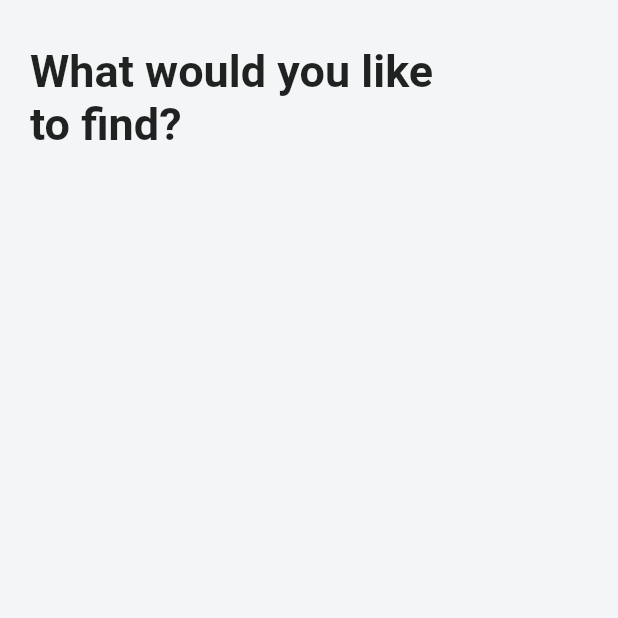
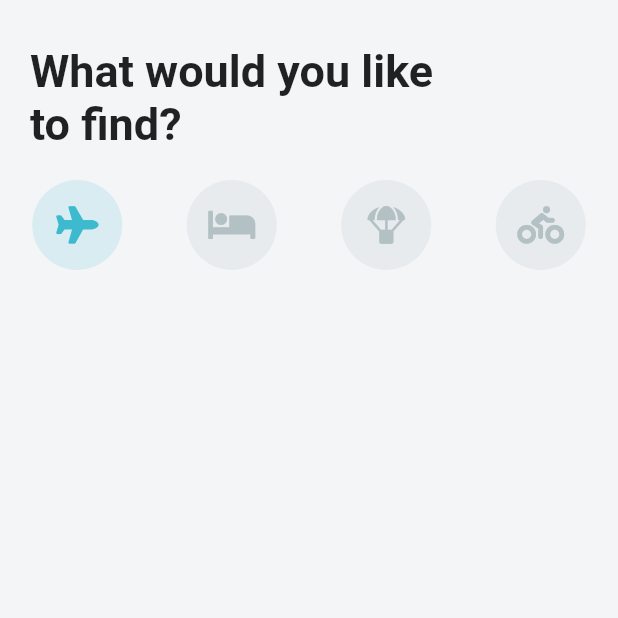
Before and after one commit to pendi-qibee/travel_ui, a Flutter app: the screen it shows after launch, on a phone screen of 412 x 824 dp, the top half of it. Run offline on Flutter 3.47's test engine with Material 2 defaults, Android fonts, the phone set to English and light mode, and no system bars; our stand-ins replace font_awesome_flutter.

Commit message:
add menu icons

```diff
--- a/lib/screens/home_screen.dart
+++ b/lib/screens/home_screen.dart
@@ -1,4 +1,5 @@
 import 'package:flutter/material.dart';
+import 'package:font_awesome_flutter/font_awesome_flutter.dart';
 
 class HomeScreen extends StatefulWidget {
   @override
@@ -6,6 +7,42 @@ class HomeScreen extends StatefulWidget {
 }
 
 class _HomeScreenState extends State<HomeScreen> {
+  int _selectedIndex = 0;
+  List<IconData> _icons = [
+    FontAwesomeIcons.plane,
+    FontAwesomeIcons.bed,
+    FontAwesomeIcons.parachuteBox,
+    FontAwesomeIcons.biking,
+  ];
+
+  Widget _buildIcon(int index) {
+    return GestureDetector(
+      onTap: () {
+        setState(() {
+          _selectedIndex = index;
+        });
+        print(_selectedIndex);
+      },
+      child: Container(
+        height: 60.0,
+        width: 60.0,
+        decoration: BoxDecoration(
+          borderRadius: BorderRadius.circular(30.0),
+          color: _selectedIndex == index
+              ? Theme.of(context).accentColor
+              : Color(0xFFE7EBEE),
+        ),
+        child: Icon(
+          _icons[index],
+          size: 25.0,
+          color: _selectedIndex == index
+              ? Theme.of(context).primaryColor
+              : Color(0xFFB4C1C4),
+        ),
+      ),
+    );
+  }
+
   @override
   Widget build(BuildContext context) {
     return Scaffold(
@@ -23,6 +60,19 @@ class _HomeScreenState extends State<HomeScreen> {
                 ),
               ),
             ),
+            SizedBox(
+              height: 20.0,
+            ),
+            Row(
+              mainAxisAlignment: MainAxisAlignment.spaceAround,
+              children: _icons
+                  .asMap()
+                  .entries
+                  .map(
+                    (MapEntry map) => _buildIcon(map.key),
+                  )
+                  .toList(),
+            )
           ],
         ),
       ),
```
